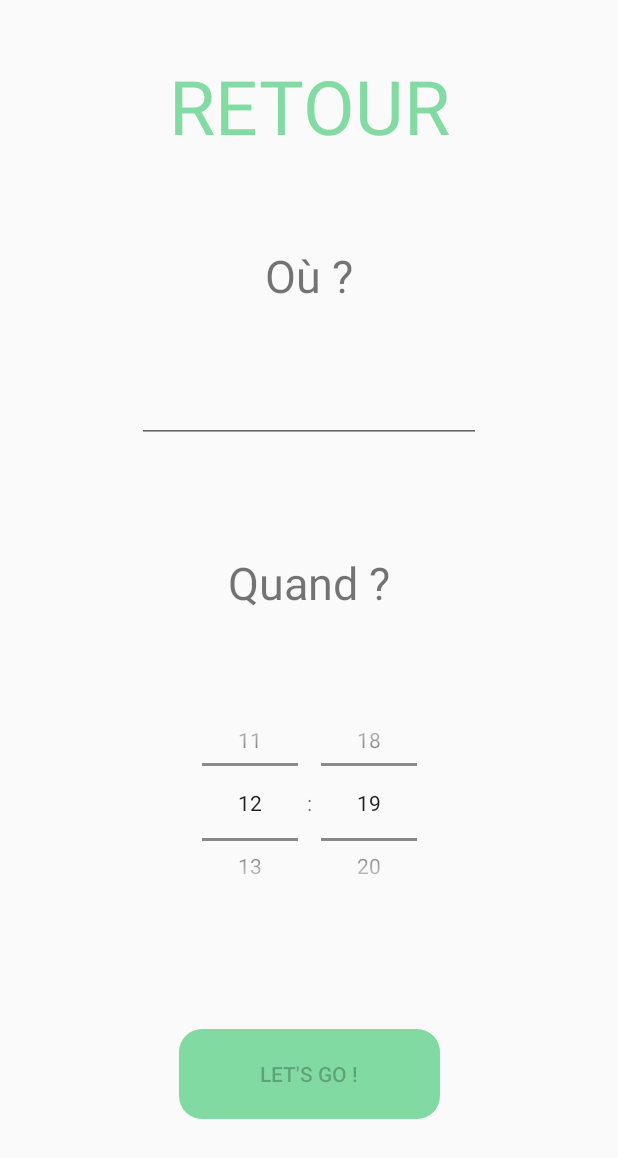
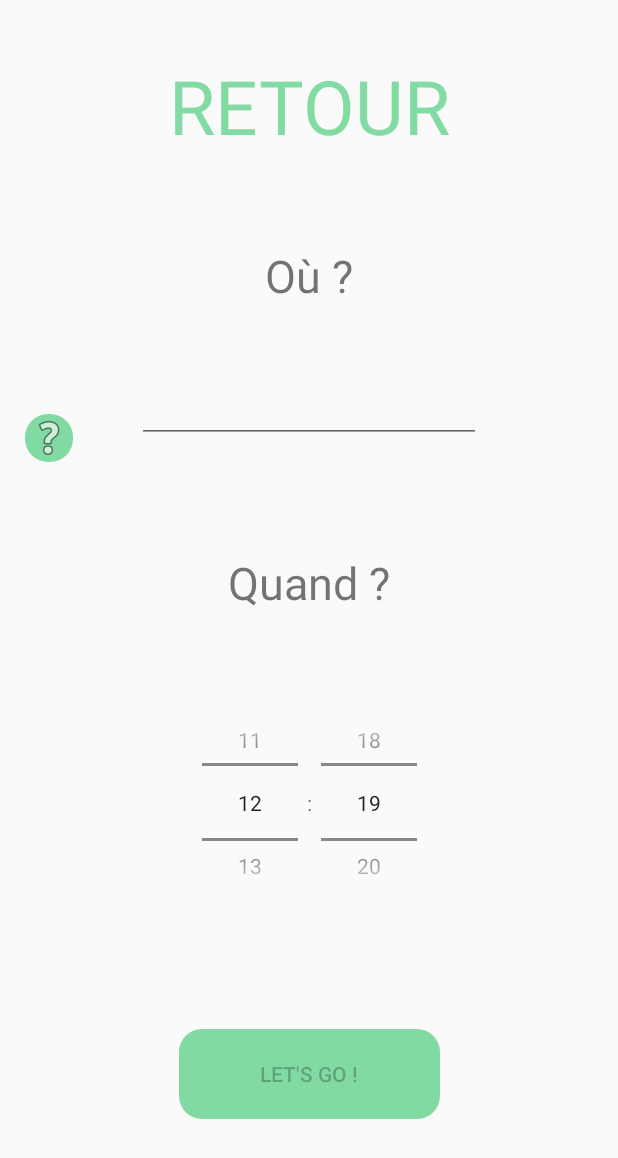
Before and after one commit to qfontain/Timeating, an Android app: the MainActivity screen opened directly, with no data from a screen before it, on a phone screen of 412 x 824 dp. Shown: the top 1158 px of the screen. Run offline under Robolectric (Android 15) with nearby library versions, the light colour scheme and no system bars; 1 statement that could not run was skipped.

Commit message:
Rajout d'un bouton (non fonctionnel pour le moment)

```diff
--- a/app/src/main/AndroidManifest.xml
+++ b/app/src/main/AndroidManifest.xml
@@ -17,7 +17,7 @@
         android:label="@string/Timeating"
         android:roundIcon="@mipmap/ic_launcher_round"
         android:supportsRtl="true"
-        android:theme="@style/Theme.Design.Light.NoActionBar">
+        android:theme="@style/AppTheme">
         <uses-library android:name="com.google.android.maps" />
 
         <activity android:name=".MainActivity" />
--- a/app/src/main/java/com/example/quentin/quentintest/MainActivity.java
+++ b/app/src/main/java/com/example/quentin/quentintest/MainActivity.java
@@ -2,17 +2,21 @@ package com.example.quentin.quentintest;
 
 
 import android.content.Intent;
+import android.content.SyncStats;
 import android.support.v4.widget.DrawerLayout;
 import android.support.v7.app.ActionBarDrawerToggle;
 import android.support.v7.app.AppCompatActivity;
 import android.os.Bundle;
 import android.text.Editable;
 import android.text.TextWatcher;
+import android.view.Gravity;
 import android.view.View;
 import android.widget.ArrayAdapter;
 import android.widget.AutoCompleteTextView;
 import android.widget.Button;
+import android.widget.ImageButton;
 import android.widget.TimePicker;
+import android.os.Bundle;
 import android.view.MenuItem;
 
 
@@ -23,6 +27,7 @@ public class MainActivity extends AppCompatActivity {
     private DrawerLayout mDrawerLayout;
     private ActionBarDrawerToggle mToggle;
     private final static int SECOND_CALL_ID = 1234;
+    ImageButton navigationbar;
     Button button2; // Déclaration d'une variable bouton
     TimePicker timePicker2; // Déclaration d'une variable EditText c'est à dire qui reçoit un texte de l'utilisateur
     AutoCompleteTextView Lieu; // Déclaration d'une variable EditText c'est à dire qui reçoit un texte de l'utilisateur
@@ -33,6 +38,28 @@ public class MainActivity extends AppCompatActivity {
         setContentView(R.layout.activity_main); // Lit l'activité principale par rapport au layout (l'affichage)
 
         String[] Places = getResources().getStringArray(R.array.Lieux); // Récupère le tableau du strings.xml dans res values
+
+        mDrawerLayout = (DrawerLayout) findViewById(R.id.drawer);
+
+        navigationbar = findViewById(R.id.imagebutton);
+
+        navigationbar.setOnClickListener(new View.OnClickListener() {
+            @Override
+            public void onClick(View view) {
+                mDrawerLayout.openDrawer(Gravity.HORIZONTAL_GRAVITY_MASK);
+               // header.openDrawer(GravityCompat.START);
+            }
+        });
+
+
+     /*
+        mToggle= new ActionBarDrawerToggle(this,mDrawerLayout,R.string.open,R.string.close);
+        mDrawerLayout.addDrawerListener(mToggle);
+        mToggle.syncState();
+        if(getSupportActionBar() != null){
+            getSupportActionBar().setDisplayHomeAsUpEnabled(true);
+        }
+*/
 
         button2 = findViewById(R.id.button2); // Fait la liaison avec le code xml et l'"id" du bouton 2 qui est button2 (voir code XML) android:id
         timePicker2 = findViewById(R.id.timePicker2); // Fait la liaison avec le code xml et l'heure de retour
@@ -81,7 +108,15 @@ public class MainActivity extends AppCompatActivity {
                 // Définit après les import de packages
             }
         });
+
     }
 
 
 }
+//@Override
+//protected void onCreate(Bundle savedInstanceState) {
+
+    //mDrawerLayout.addDrawerListener(mToggle);
+   // mToggle.syncState();
+   // getSupportActionBar().setDisplayHomeAsUpEnabled(true);
+//}
--- a/app/src/main/java/com/example/quentin/quentintest/NavigationActivity.java
+++ b/app/src/main/java/com/example/quentin/quentintest/NavigationActivity.java
@@ -24,7 +24,7 @@ public class NavigationActivity {
             mToggle= new ActionBarDrawerToggle(this,mDrawerLayout, R.string.open, R.string.close);
             mDrawerLayout.addDrawerListener(mToggle);
             mToggle.syncState();
-            getSupportActionBar().setDisplayHomeAsUpEnabled(true);
+            //getSupportActionBar().setDisplayHomeAsUpEnabled(true);
         }
 
         @Override
--- /dev/null
+++ b/app/src/main/res/drawable/imagebutton.xml
@@ -0,0 +1,6 @@
+<?xml version="1.0" encoding="utf-8"?>
+<shape xmlns:android="http://schemas.android.com/apk/res/android"
+    android:shape ="rectangle">
+    <corners android:radius="15dp" />
+    <solid android:color="#8B1EC15A"/>
+</shape>
--- a/app/src/main/res/layout/activity_main.xml
+++ b/app/src/main/res/layout/activity_main.xml
@@ -6,13 +6,9 @@
     android:layout_width="match_parent"
     android:layout_height="match_parent"
     android:id = "@+id/drawer"
-    tools:context="com.example.quentin.quentintest.MainActivity">
+    tools:context="com.example.quentin.quentintest.MainActivity"
+    >
 
-    <android.support.design.widget.CoordinatorLayout xmlns:android="http://schemas.android.com/apk/res/android"
-        xmlns:app="http://schemas.android.com/apk/res-auto"
-        xmlns:tools="http://schemas.android.com/tools"
-        android:layout_width="match_parent"
-        android:layout_height="match_parent">
 
     <android.support.constraint.ConstraintLayout
         android:layout_width="match_parent"
@@ -94,19 +90,38 @@
             app:layout_constraintTop_toBottomOf="@+id/textView4"
             tools:ignore="HardcodedText,LabelFor" />
 
-        </android.support.constraint.ConstraintLayout>
-    </android.support.design.widget.CoordinatorLayout>
+        <ImageButton
+            android:id="@+id/imagebutton"
+            android:layout_width="wrap_content"
+            android:layout_height="wrap_content"
+            android:layout_marginBottom="516dp"
+            android:layout_marginStart="8dp"
+            android:background="@drawable/imagebutton"
+            app:layout_constraintBottom_toBottomOf="parent"
+            app:layout_constraintEnd_toEndOf="parent"
+            app:layout_constraintHorizontal_bias="0.023"
+            app:layout_constraintStart_toStartOf="parent"
+            app:srcCompat="@android:drawable/ic_menu_help"
+            tools:ignore="HardcodedText" />
 
 
+    </android.support.constraint.ConstraintLayout>
     <android.support.design.widget.NavigationView
+        android:id="@+id/navigation_view"
+        android:layout_width="wrap_content"
+        android:layout_height="match_parent"
+        android:layout_gravity="start"
+        android:background="@android:color/white"
+        android:fitsSystemWindows="true"
+        android:overScrollMode="always"
         app:headerLayout="@layout/header"
-        android:layout_width = "wrap_content"
-        android:layout_height="match_parent"
-        android:background = "@color/white"
-        app:itemTextColor="@color/colorAccent"
-        app:itemIconTint="@color/gray"
-        app:menu="@menu/drawermenu"
-        android:layout_gravity="start" >
+        app:itemBackground="@android:color/white"
+        app:itemIconTint="@android:color/black"
+        app:itemTextColor="@android:color/darker_gray"
+        app:menu="@menu/drawermenu">
+
+
+
 
     </android.support.design.widget.NavigationView>
 
--- a/app/src/main/res/layout/activity_scrolling.xml
+++ b/app/src/main/res/layout/activity_scrolling.xml
@@ -3,6 +3,7 @@
     xmlns:tools="http://schemas.android.com/tools"
     android:layout_width="match_parent"
     android:layout_height="match_parent"
+
     tools:context="com.example.quentin.quentintest.ScrollingActivity">
 
     <LinearLayout
--- a/app/src/main/res/layout/activity_splash__screen.xml
+++ b/app/src/main/res/layout/activity_splash__screen.xml
@@ -6,7 +6,9 @@
     android:layout_height="match_parent"
     android:background="@android:color/white"
     tools:context="com.example.quentin.quentintest.Splash_Screen"
+
     tools:layout_editor_absoluteY="25dp">
+
 
     <ImageView
         android:id="@+id/imageView"
--- a/app/src/main/res/values/styles.xml
+++ b/app/src/main/res/values/styles.xml
@@ -1,14 +1,14 @@
 <resources>
 
     <!-- Base application theme. -->
-    <style name="AppTheme" parent="Theme.AppCompat.Light.DarkActionBar">
+    <style name="AppTheme" parent="Theme.AppCompat.Light.NoActionBar">
         <!-- Customize your theme here. -->
         <item name="colorPrimary">@color/colorPrimary</item>
         <item name="colorPrimaryDark">@color/colorPrimaryDark</item>
         <item name="colorAccent">@color/colorAccent</item>
     </style>
 
-<style name="newAppTheme" parent="Theme.AppCompat.Light.NoActionBar">
+<style name="newAppTheme" parent="Theme.AppCompat.Light.DarkActionBar">
     <item name="colorPrimary">@color/colorPrimary</item>
     <item name="colorPrimaryDark">@color/colorPrimaryDark</item>
     <item name="colorAccent">@color/colorAccent</item>
@@ -20,7 +20,6 @@
 <style name="MaterialDrawer.DrawerArrowStyle" parent="Widget.AppCompat.DrawerArrowToggle">
     <item name="spinBars">false</item>
     <item name="color">@android:color/black</item>
-
 </style>
 
 </resources>
```
Lines whose indentation alone changed are shown as unchanged.
